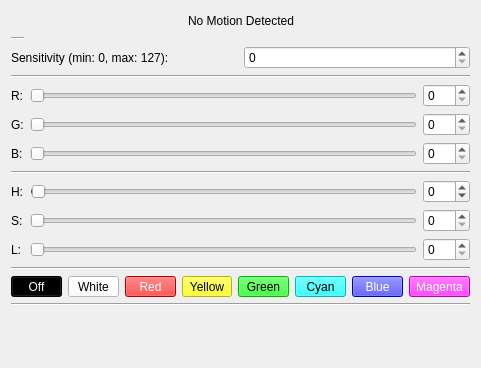
Qt form src/brickv/plugin_system/plugins/motion_detector_v2/ui/motion_detector_v2.ui (Tinkerforge/brickv) before a commit.
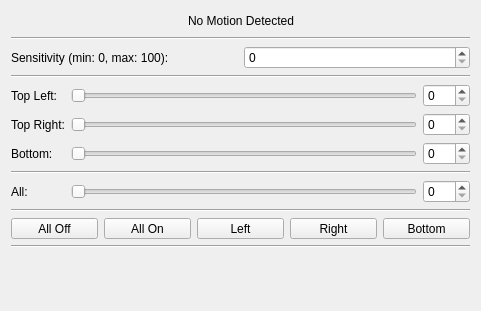
The same form after that commit.

Commit message: Motion Detector V2 will use all blue leds, change gui accordingly

The edit to the form file:
```diff
--- a/src/brickv/plugin_system/plugins/motion_detector_v2/ui/motion_detector_v2.ui
+++ b/src/brickv/plugin_system/plugins/motion_detector_v2/ui/motion_detector_v2.ui
@@ -7,7 +7,7 @@
     <x>0</x>
     <y>0</y>
     <width>481</width>
-    <height>368</height>
+    <height>311</height>
    </rect>
   </property>
   <property name="windowTitle">
@@ -16,70 +16,165 @@
   <layout class="QVBoxLayout" name="verticalLayout">
    <item>
     <layout class="QGridLayout" name="gridLayout">
-     <item row="8" column="0">
-      <widget class="QLabel" name="label_3">
+     <item row="11" column="0" colspan="3">
+      <widget class="Line" name="line">
+       <property name="orientation">
+        <enum>Qt::Horizontal</enum>
+       </property>
+      </widget>
+     </item>
+     <item row="7" column="0" colspan="3">
+      <widget class="Line" name="line_2">
+       <property name="orientation">
+        <enum>Qt::Horizontal</enum>
+       </property>
+      </widget>
+     </item>
+     <item row="4" column="0">
+      <widget class="QLabel" name="label_5">
        <property name="text">
-        <string>H:</string>
+        <string>Top Left:</string>
        </property>
       </widget>
      </item>
-     <item row="6" column="0">
-      <widget class="QLabel" name="label_4">
+     <item row="5" column="0">
+      <widget class="QLabel" name="label_6">
        <property name="text">
-        <string>B:</string>
+        <string>Top Right:</string>
        </property>
       </widget>
      </item>
-     <item row="0" column="0" colspan="3">
-      <layout class="QHBoxLayout" name="horizontalLayout_2">
+     <item row="6" column="1">
+      <widget class="QSlider" name="slider_bottom">
+       <property name="maximum">
+        <number>255</number>
+       </property>
+       <property name="orientation">
+        <enum>Qt::Horizontal</enum>
+       </property>
+      </widget>
+     </item>
+     <item row="5" column="2">
+      <widget class="QSpinBox" name="spin_right">
+       <property name="maximum">
+        <number>255</number>
+       </property>
+      </widget>
+     </item>
+     <item row="10" column="0" colspan="3">
+      <layout class="QHBoxLayout" name="horizontalLayout">
        <item>
-        <spacer name="horizontalSpacer">
-         <property name="orientation">
-          <enum>Qt::Horizontal</enum>
+        <widget class="QToolButton" name="button_off">
+         <property name="sizePolicy">
+          <sizepolicy hsizetype="Minimum" vsizetype="Fixed">
+           <horstretch>0</horstretch>
+           <verstretch>0</verstretch>
+          </sizepolicy>
          </property>
-         <property name="sizeHint" stdset="0">
-          <size>
-           <width>40</width>
-           <height>20</height>
-          </size>
+         <property name="styleSheet">
+          <string notr="true"/>
          </property>
-        </spacer>
+         <property name="text">
+          <string>All Off</string>
+         </property>
+        </widget>
        </item>
        <item>
-        <widget class="QLabel" name="label_motion">
+        <widget class="QToolButton" name="button_on">
+         <property name="sizePolicy">
+          <sizepolicy hsizetype="Minimum" vsizetype="Fixed">
+           <horstretch>0</horstretch>
+           <verstretch>0</verstretch>
+          </sizepolicy>
+         </property>
+         <property name="styleSheet">
+          <string notr="true"/>
+         </property>
          <property name="text">
-          <string>No Motion Detected</string>
+          <string>All On</string>
          </property>
         </widget>
        </item>
        <item>
-        <spacer name="horizontalSpacer_2">
-         <property name="orientation">
-          <enum>Qt::Horizontal</enum>
+        <widget class="QToolButton" name="button_left">
+         <property name="sizePolicy">
+          <sizepolicy hsizetype="Minimum" vsizetype="Fixed">
+           <horstretch>0</horstretch>
+           <verstretch>0</verstretch>
+          </sizepolicy>
          </property>
-         <property name="sizeHint" stdset="0">
-          <size>
-           <width>40</width>
-           <height>20</height>
-          </size>
+         <property name="styleSheet">
+          <string notr="true"/>
          </property>
-        </spacer>
+         <property name="text">
+          <string>Left</string>
+         </property>
+        </widget>
+       </item>
+       <item>
+        <widget class="QToolButton" name="button_right">
+         <property name="sizePolicy">
+          <sizepolicy hsizetype="Minimum" vsizetype="Fixed">
+           <horstretch>0</horstretch>
+           <verstretch>0</verstretch>
+          </sizepolicy>
+         </property>
+         <property name="styleSheet">
+          <string notr="true"/>
+         </property>
+         <property name="text">
+          <string>Right</string>
+         </property>
+        </widget>
+       </item>
+       <item>
+        <widget class="QToolButton" name="button_bottom">
+         <property name="sizePolicy">
+          <sizepolicy hsizetype="Minimum" vsizetype="Fixed">
+           <horstretch>0</horstretch>
+           <verstretch>0</verstretch>
+          </sizepolicy>
+         </property>
+         <property name="styleSheet">
+          <string notr="true"/>
+         </property>
+         <property name="text">
+          <string>Bottom</string>
+         </property>
+        </widget>
        </item>
       </layout>
      </item>
+     <item row="8" column="2">
+      <widget class="QSpinBox" name="spin_all">
+       <property name="maximum">
+        <number>255</number>
+       </property>
+      </widget>
+     </item>
+     <item row="8" column="1">
+      <widget class="QSlider" name="slider_all">
+       <property name="maximum">
+        <number>255</number>
+       </property>
+       <property name="orientation">
+        <enum>Qt::Horizontal</enum>
+       </property>
+      </widget>
+     </item>
      <item row="2" column="0" colspan="3">
       <layout class="QHBoxLayout" name="horizontalLayout_3">
        <item>
         <widget class="QLabel" name="label_8">
          <property name="text">
-          <string>Sensitivity (min: 0, max: 127):</string>
+          <string>Sensitivity (min: 0, max: 100):</string>
          </property>
         </widget>
        </item>
        <item>
         <widget class="QSpinBox" name="spinbox_sensitivity">
          <property name="maximum">
-          <number>127</number>
+          <number>100</number>
          </property>
          <property name="value">
           <number>0</number>
@@ -88,113 +183,29 @@
        </item>
       </layout>
      </item>
-     <item row="10" column="0">
+     <item row="8" column="0">
       <widget class="QLabel" name="label">
        <property name="text">
-        <string>L:</string>
+        <string>All:</string>
        </property>
       </widget>
      </item>
-     <item row="8" column="1">
-      <widget class="QSlider" name="slider_h">
-       <property name="minimum">
-        <number>-1</number>
-       </property>
-       <property name="maximum">
-        <number>359</number>
-       </property>
-       <property name="orientation">
-        <enum>Qt::Horizontal</enum>
-       </property>
-      </widget>
-     </item>
-     <item row="9" column="1">
-      <widget class="QSlider" name="slider_s">
-       <property name="maximum">
-        <number>255</number>
-       </property>
-       <property name="orientation">
-        <enum>Qt::Horizontal</enum>
-       </property>
-      </widget>
-     </item>
-     <item row="8" column="2">
-      <widget class="QSpinBox" name="spin_h">
-       <property name="minimum">
-        <number>-1</number>
-       </property>
-       <property name="maximum">
-        <number>359</number>
-       </property>
-      </widget>
-     </item>
-     <item row="5" column="2">
-      <widget class="QSpinBox" name="spin_g">
-       <property name="maximum">
-        <number>255</number>
-       </property>
-      </widget>
-     </item>
-     <item row="9" column="2">
-      <widget class="QSpinBox" name="spin_s">
-       <property name="maximum">
-        <number>255</number>
-       </property>
-      </widget>
-     </item>
-     <item row="9" column="0">
-      <widget class="QLabel" name="label_2">
-       <property name="text">
-        <string>S:</string>
-       </property>
-      </widget>
-     </item>
-     <item row="10" column="1">
-      <widget class="QSlider" name="slider_l">
-       <property name="maximum">
-        <number>255</number>
-       </property>
-       <property name="orientation">
-        <enum>Qt::Horizontal</enum>
-       </property>
-      </widget>
-     </item>
-     <item row="4" column="1">
-      <widget class="QSlider" name="slider_r">
-       <property name="maximum">
-        <number>255</number>
-       </property>
-       <property name="orientation">
-        <enum>Qt::Horizontal</enum>
-       </property>
-      </widget>
-     </item>
-     <item row="5" column="1">
-      <widget class="QSlider" name="slider_g">
-       <property name="maximum">
-        <number>255</number>
-       </property>
-       <property name="orientation">
-        <enum>Qt::Horizontal</enum>
-       </property>
-      </widget>
-     </item>
-     <item row="4" column="2">
-      <widget class="QSpinBox" name="spin_r">
-       <property name="maximum">
-        <number>255</number>
-       </property>
-      </widget>
-     </item>
-     <item row="11" column="0" colspan="3">
+     <item row="9" column="0" colspan="3">
       <widget class="Line" name="line_3">
        <property name="orientation">
         <enum>Qt::Horizontal</enum>
        </property>
       </widget>
      </item>
+     <item row="6" column="0">
+      <widget class="QLabel" name="label_4">
+       <property name="text">
+        <string>Bottom:</string>
+       </property>
+      </widget>
+     </item>
      <item row="6" column="2">
-      <widget class="QSpinBox" name="spin_b">
+      <widget class="QSpinBox" name="spin_bottom">
        <property name="maximum">
         <number>255</number>
        </property>
@@ -207,197 +218,114 @@
        </property>
       </widget>
      </item>
-     <item row="14" column="0" colspan="3">
-      <widget class="QLabel" name="label_color">
-       <property name="sizePolicy">
-        <sizepolicy hsizetype="Preferred" vsizetype="Preferred">
-         <horstretch>0</horstretch>
-         <verstretch>1</verstretch>
-        </sizepolicy>
+     <item row="0" column="0" colspan="3">
+      <layout class="QHBoxLayout" name="horizontalLayout_2">
+       <item>
+        <spacer name="horizontalSpacer">
+         <property name="orientation">
+          <enum>Qt::Horizontal</enum>
+         </property>
+         <property name="sizeHint" stdset="0">
+          <size>
+           <width>40</width>
+           <height>20</height>
+          </size>
+         </property>
+        </spacer>
+       </item>
+       <item>
+        <widget class="QLabel" name="label_motion">
+         <property name="text">
+          <string>No Motion Detected</string>
+         </property>
+        </widget>
+       </item>
+       <item>
+        <spacer name="horizontalSpacer_2">
+         <property name="orientation">
+          <enum>Qt::Horizontal</enum>
+         </property>
+         <property name="sizeHint" stdset="0">
+          <size>
+           <width>40</width>
+           <height>20</height>
+          </size>
+         </property>
+        </spacer>
+       </item>
+      </layout>
+     </item>
+     <item row="4" column="1">
+      <widget class="QSlider" name="slider_left">
+       <property name="maximum">
+        <number>255</number>
        </property>
-       <property name="text">
-        <string/>
+       <property name="orientation">
+        <enum>Qt::Horizontal</enum>
+       </property>
+      </widget>
+     </item>
+     <item row="5" column="1">
+      <widget class="QSlider" name="slider_right">
+       <property name="maximum">
+        <number>255</number>
+       </property>
+       <property name="orientation">
+        <enum>Qt::Horizontal</enum>
+       </property>
+      </widget>
+     </item>
+     <item row="4" column="2">
+      <widget class="QSpinBox" name="spin_left">
+       <property name="maximum">
+        <number>255</number>
        </property>
       </widget>
      </item>
      <item row="12" column="0" colspan="3">
-      <layout class="QHBoxLayout" name="horizontalLayout">
+      <layout class="QHBoxLayout" name="horizontalLayout_4">
        <item>
-        <widget class="QToolButton" name="button_black">
+        <widget class="QLabel" name="label_color_left">
          <property name="sizePolicy">
-          <sizepolicy hsizetype="Minimum" vsizetype="Fixed">
+          <sizepolicy hsizetype="Preferred" vsizetype="Preferred">
            <horstretch>0</horstretch>
-           <verstretch>0</verstretch>
+           <verstretch>1</verstretch>
           </sizepolicy>
          </property>
-         <property name="styleSheet">
-          <string notr="true">color: white; background: black;</string>
-         </property>
          <property name="text">
-          <string>Off</string>
+          <string/>
          </property>
         </widget>
        </item>
        <item>
-        <widget class="QToolButton" name="button_white">
+        <widget class="QLabel" name="label_color_right">
          <property name="sizePolicy">
-          <sizepolicy hsizetype="Minimum" vsizetype="Fixed">
+          <sizepolicy hsizetype="Preferred" vsizetype="Preferred">
            <horstretch>0</horstretch>
-           <verstretch>0</verstretch>
+           <verstretch>1</verstretch>
           </sizepolicy>
          </property>
-         <property name="styleSheet">
-          <string notr="true">color: black; background: white;</string>
-         </property>
          <property name="text">
-          <string>White</string>
+          <string/>
          </property>
         </widget>
        </item>
        <item>
-        <widget class="QToolButton" name="button_red">
+        <widget class="QLabel" name="label_color_bottom">
          <property name="sizePolicy">
-          <sizepolicy hsizetype="Minimum" vsizetype="Fixed">
+          <sizepolicy hsizetype="Preferred" vsizetype="Preferred">
            <horstretch>0</horstretch>
-           <verstretch>0</verstretch>
+           <verstretch>1</verstretch>
           </sizepolicy>
          </property>
-         <property name="styleSheet">
-          <string notr="true">color: white; background: red;</string>
-         </property>
          <property name="text">
-          <string>Red</string>
-         </property>
-        </widget>
-       </item>
-       <item>
-        <widget class="QToolButton" name="button_yellow">
-         <property name="sizePolicy">
-          <sizepolicy hsizetype="Minimum" vsizetype="Fixed">
-           <horstretch>0</horstretch>
-           <verstretch>0</verstretch>
-          </sizepolicy>
-         </property>
-         <property name="styleSheet">
-          <string notr="true">color: black; background: yellow;</string>
-         </property>
-         <property name="text">
-          <string>Yellow</string>
-         </property>
-        </widget>
-       </item>
-       <item>
-        <widget class="QToolButton" name="button_green">
-         <property name="sizePolicy">
-          <sizepolicy hsizetype="Minimum" vsizetype="Fixed">
-           <horstretch>0</horstretch>
-           <verstretch>0</verstretch>
-          </sizepolicy>
-         </property>
-         <property name="styleSheet">
-          <string notr="true">color: black; background: #00FF00;</string>
-         </property>
-         <property name="text">
-          <string>Green</string>
-         </property>
-        </widget>
-       </item>
-       <item>
-        <widget class="QToolButton" name="button_cyan">
-         <property name="sizePolicy">
-          <sizepolicy hsizetype="Minimum" vsizetype="Fixed">
-           <horstretch>0</horstretch>
-           <verstretch>0</verstretch>
-          </sizepolicy>
-         </property>
-         <property name="styleSheet">
-          <string notr="true">color: black; background: cyan;</string>
-         </property>
-         <property name="text">
-          <string>Cyan</string>
-         </property>
-        </widget>
-       </item>
-       <item>
-        <widget class="QToolButton" name="button_blue">
-         <property name="sizePolicy">
-          <sizepolicy hsizetype="Minimum" vsizetype="Fixed">
-           <horstretch>0</horstretch>
-           <verstretch>0</verstretch>
-          </sizepolicy>
-         </property>
-         <property name="styleSheet">
-          <string notr="true">color: white; background: blue;</string>
-         </property>
-         <property name="text">
-          <string>Blue</string>
-         </property>
-        </widget>
-       </item>
-       <item>
-        <widget class="QToolButton" name="button_magenta">
-         <property name="sizePolicy">
-          <sizepolicy hsizetype="Minimum" vsizetype="Fixed">
-           <horstretch>0</horstretch>
-           <verstretch>0</verstretch>
-          </sizepolicy>
-         </property>
-         <property name="styleSheet">
-          <string notr="true">color: white; background: magenta;</string>
-         </property>
-         <property name="text">
-          <string>Magenta</string>
+          <string/>
          </property>
         </widget>
        </item>
       </layout>
      </item>
-     <item row="10" column="2">
-      <widget class="QSpinBox" name="spin_l">
-       <property name="maximum">
-        <number>255</number>
-       </property>
-      </widget>
-     </item>
-     <item row="13" column="0" colspan="3">
-      <widget class="Line" name="line">
-       <property name="orientation">
-        <enum>Qt::Horizontal</enum>
-       </property>
-      </widget>
-     </item>
-     <item row="7" column="0" colspan="3">
-      <widget class="Line" name="line_2">
-       <property name="orientation">
-        <enum>Qt::Horizontal</enum>
-       </property>
-      </widget>
-     </item>
-     <item row="4" column="0">
-      <widget class="QLabel" name="label_5">
-       <property name="text">
-        <string>R:</string>
-       </property>
-      </widget>
-     </item>
-     <item row="5" column="0">
-      <widget class="QLabel" name="label_6">
-       <property name="text">
-        <string>G:</string>
-       </property>
-      </widget>
-     </item>
-     <item row="6" column="1">
-      <widget class="QSlider" name="slider_b">
-       <property name="maximum">
-        <number>255</number>
-       </property>
-       <property name="orientation">
-        <enum>Qt::Horizontal</enum>
-       </property>
-      </widget>
-     </item>
-     <item row="1" column="0">
+     <item row="1" column="0" colspan="3">
       <widget class="Line" name="line_5">
        <property name="orientation">
         <enum>Qt::Horizontal</enum>
@@ -406,6 +334,19 @@
      </item>
     </layout>
    </item>
+   <item>
+    <spacer name="verticalSpacer">
+     <property name="orientation">
+      <enum>Qt::Vertical</enum>
+     </property>
+     <property name="sizeHint" stdset="0">
+      <size>
+       <width>20</width>
+       <height>40</height>
+      </size>
+     </property>
+    </spacer>
+   </item>
   </layout>
  </widget>
  <resources/>
```
The commit also changes 1 other file.
